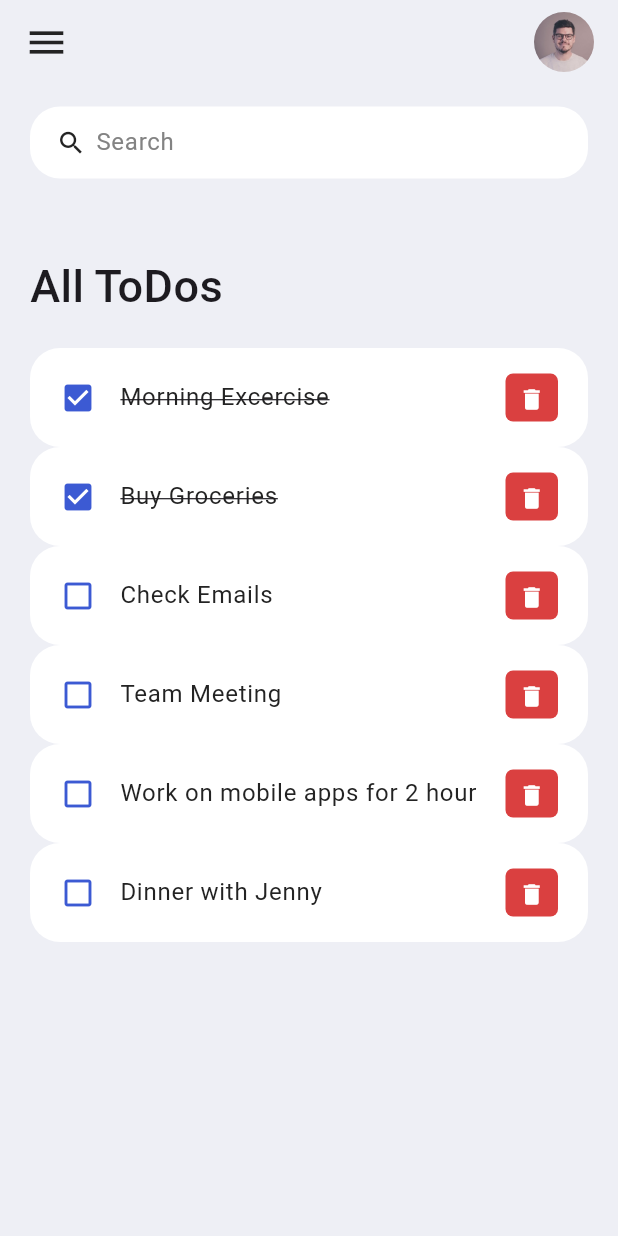
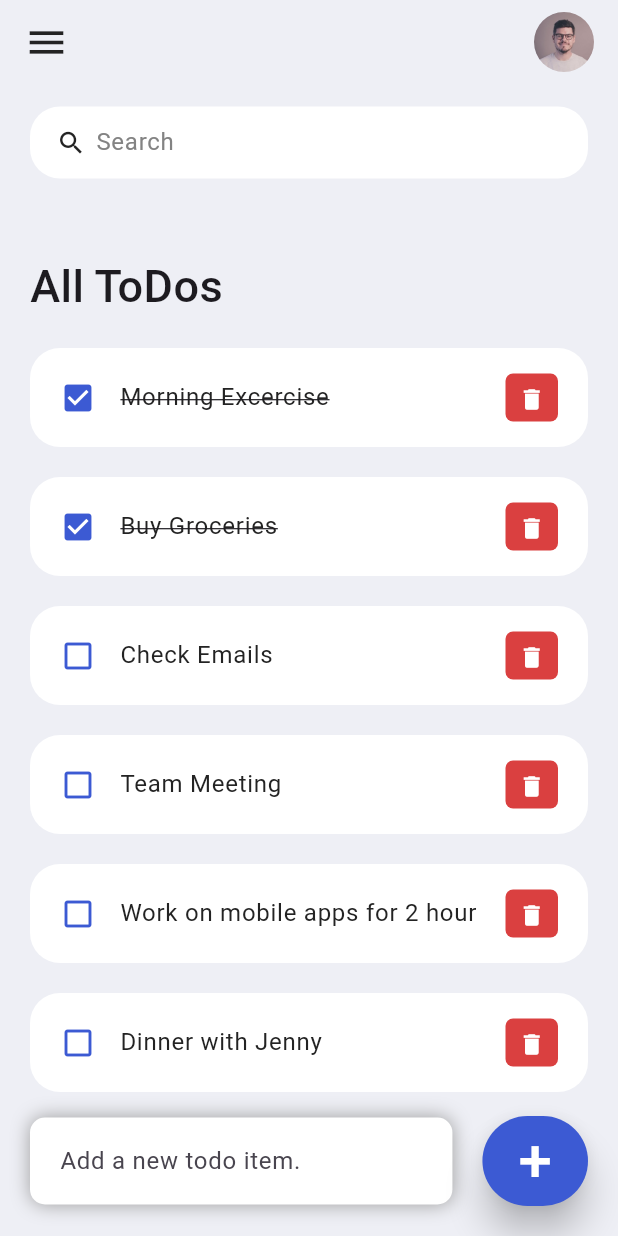
Before and after one commit to zyanya217/flutter_todo_app, a Flutter app: the screen it shows after launch, on a phone screen of 412 x 824 dp. Run offline on Flutter 3.47's test engine with Material 3 defaults, Android fonts, the phone set to English and light mode, and no system bars.

Commit message:
Create Add ToDo Item Section Using Stack Widget

```diff
--- a/lib/screens/home.dart
+++ b/lib/screens/home.dart
@@ -3,9 +3,14 @@ import '../model/todo.dart';
 import '../constants/colors.dart';
 import '../widgets/todo_item.dart';
 
-class Home extends StatelessWidget {
+class Home extends StatefulWidget {
   Home({Key? key}) : super(key: key);
 
+  @override
+  State<Home> createState() => _HomeState();
+}
+
+class _HomeState extends State<Home> {
   final todoList = ToDo.todoList();
 
   @override
@@ -13,7 +18,9 @@ class Home extends StatelessWidget {
     return Scaffold(
       backgroundColor: tdBGColor,
       appBar: _buildAppBar(),
-      body: Container(
+      body: Stack(
+        children: [
+          Container(
             padding: EdgeInsets.symmetric(horizontal: 20, vertical: 15),
             child: Column(
               children: [
@@ -30,6 +37,8 @@ class Home extends StatelessWidget {
                       for (ToDo todoo in todoList)
                         ToDoItem(
                           todo: todoo,
+                          onToDoChanged: _handleToDoChange,
+                          onDeleteItem: () {},
                         ),
                     ],
                   ),
@@ -37,7 +46,68 @@ class Home extends StatelessWidget {
               ],
             ),
           ),
+          Align(
+            alignment: Alignment.bottomCenter,
+            child: Row(
+              children: [
+                Expanded(
+                  child: Container(
+                    margin: EdgeInsets.only(
+                      bottom: 20,
+                      right: 20,
+                      left: 20,
+                    ),
+                    padding: EdgeInsets.symmetric(horizontal: 20, vertical: 5),
+                    decoration: BoxDecoration(
+                      color: Colors.white,
+                      boxShadow: const [
+                        BoxShadow(
+                          color: Colors.grey,
+                          offset: Offset(0.0, 0.0),
+                          blurRadius: 10.0,
+                          spreadRadius: 0.0,
+                        ),
+                      ],
+                      borderRadius: BorderRadius.circular(10),
+                    ),
+                    child: TextField(
+                      decoration: InputDecoration(
+                          hintText: 'Add a new todo item.',
+                          border: InputBorder.none),
+                    ),
+                  ),
+                ),
+                Container(
+                  margin: EdgeInsets.only(
+                    bottom: 20,
+                    right: 20,
+                  ),
+                  child: ElevatedButton(
+                    child: Text('+', style: TextStyle(fontSize: 40)),
+                    onPressed: () {},
+                    style: ElevatedButton.styleFrom(
+                      // primary:tdBlue,
+                      // property "primary" to set the background color is deprecated now. Use "backgroundColor" instead.
+                      // https://stackoverflow.com/questions/66835173/how-can-i-change-the-background-color-of-elevated-button-in-flutter-from-functio
+                      backgroundColor: tdBlue,
+                      foregroundColor: Colors.white,
+                      minimumSize: Size(60, 60),
+                      elevation: 10,
+                    ),
+                  ),
+                )
+              ],
+            ),
+          ),
+        ],
+      ),
     );
+  }
+
+  void _handleToDoChange(ToDo todo) {
+    setState(() {
+      todo.isDone = !todo.isDone;
+    });
   }
 
   Widget SearchBar() {
--- a/lib/widgets/todo_item.dart
+++ b/lib/widgets/todo_item.dart
@@ -4,14 +4,23 @@ import '../model/todo.dart';
 
 class ToDoItem extends StatelessWidget {
   final ToDo todo;
-  const ToDoItem({Key? key, required this.todo}) : super(key: key);
+  final onToDoChanged;
+  final onDeleteItem;
+  const ToDoItem(
+      {Key? key,
+      required this.todo,
+      required this.onToDoChanged,
+      required this.onDeleteItem})
+      : super(key: key);
 
   @override
   Widget build(BuildContext context) {
     return Container(
+      margin: EdgeInsets.only(bottom: 20),
       child: ListTile(
         onTap: () {
-          print('Clicked on ToDo Item.');
+          // print('Clicked on ToDo Item.');
+          onToDoChanged(todo);
         },
         shape: RoundedRectangleBorder(borderRadius: BorderRadius.circular(20)),
         contentPadding: EdgeInsets.symmetric(horizontal: 20, vertical: 5),
```
Lines whose indentation alone changed are shown as unchanged.
